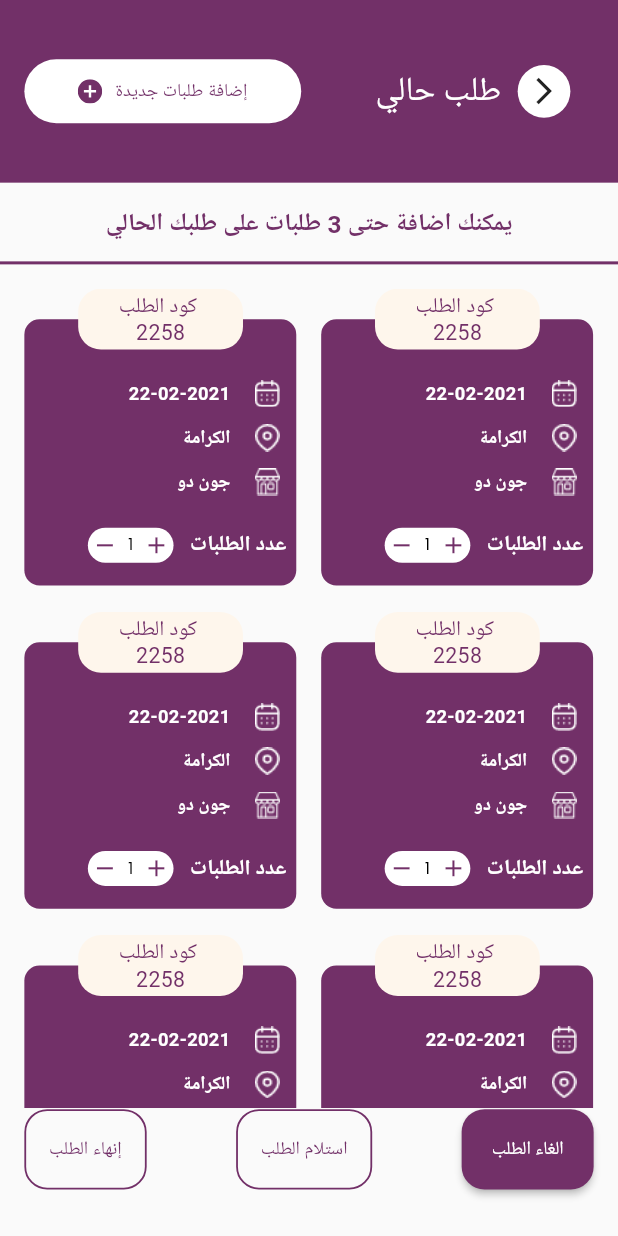
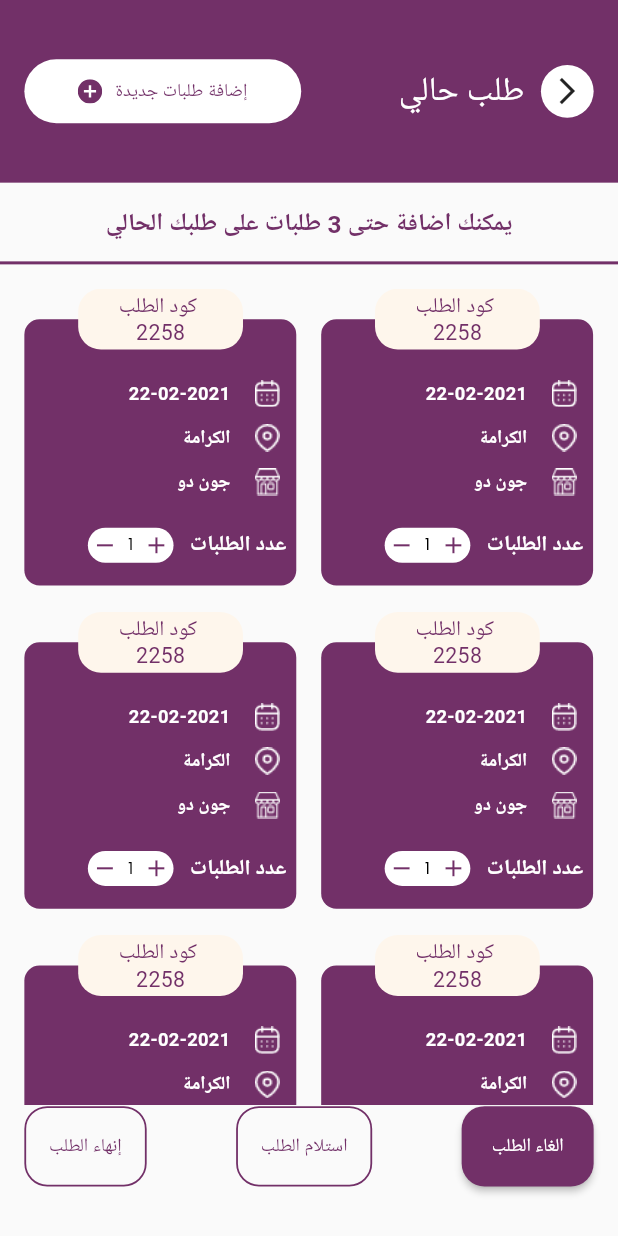
Before and after one commit to AmrHussei/task-challenge, a Flutter app: the screen it shows after launch, on a phone screen of 412 x 824 dp. Run offline on Flutter 3.47's test engine with Material 2 defaults, Android fonts, the phone set to English and light mode, and no system bars; our stand-ins replace flutter_screenutil, flutter_svg, google_fonts; Roboto replaces fonts that are missing (Tajawal).

Commit message:
add Spacer

```diff
--- a/lib/widgets/header_of_screen.dart
+++ b/lib/widgets/header_of_screen.dart
@@ -22,7 +22,7 @@
         child: Row(
           children: [
             const AddNewOrdersWidget(),
-            SizedBox(width: 45.w),
+            const Spacer(),
             TextUtils(
               fontSize: 22.sp,
               fontWeight: FontWeight.w500,
@@ -30,7 +30,7 @@
               color: Colors.white,
             ),
             SizedBox(width: 10.w),
-            const ButtonForPop()
+            const ButtonForPop(),
           ],
         ),
       ),
--- a/lib/widgets/orders_viewer.dart
+++ b/lib/widgets/orders_viewer.dart
@@ -12,7 +12,7 @@
     return Padding(
       padding: EdgeInsets.symmetric(horizontal: 16.h),
       child: SizedBox(
-        height: 538.h,
+        height: 536.h,
         child: GridView.builder(
           gridDelegate: SliverGridDelegateWithFixedCrossAxisCount(
               mainAxisExtent: 195.h,
```
